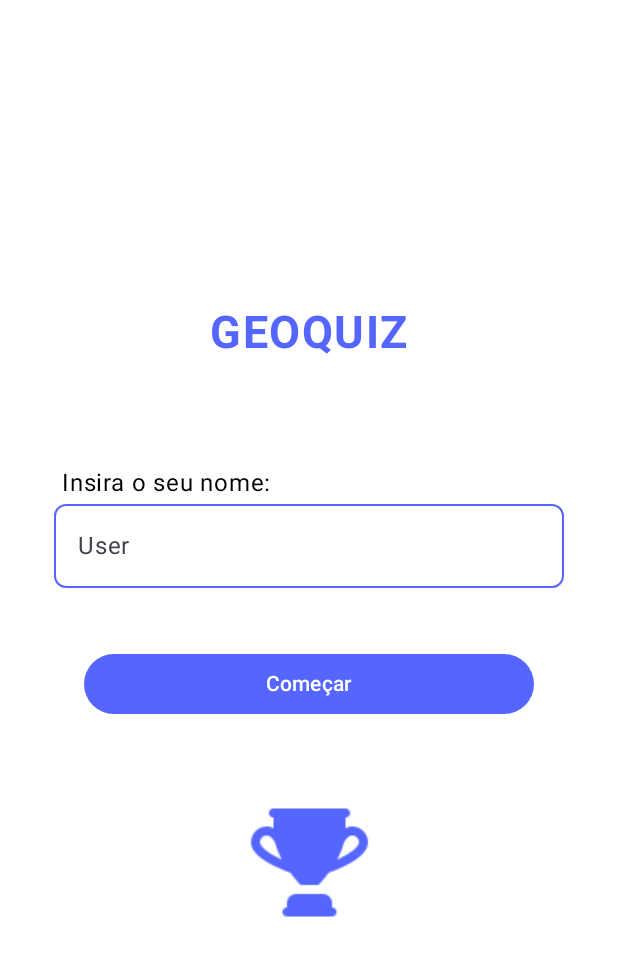
After one commit to julia-tatim/Geoquiz, an Android app built with Jetpack Compose: the Menu screen opened directly, with no data from a screen before it, on a phone screen of 412 x 824 dp. The commit adds this screen. Shown: the top 956 px of the screen. Run offline under Robolectric (Android 15) with nearby library versions, the phone set to English and light mode, and no system bars.

Commit message:
Layout Menu

```diff
--- a/app/src/main/AndroidManifest.xml
+++ b/app/src/main/AndroidManifest.xml
@@ -12,6 +12,11 @@
         android:supportsRtl="true"
         android:theme="@style/Theme.Quiz"
         tools:targetApi="31">
+        <activity
+            android:name=".Menu"
+            android:exported="false"
+            android:label="@string/title_activity_menu"
+            android:theme="@style/Theme.Quiz" />
         <activity
             android:name=".Ranking"
             android:exported="false"
--- /dev/null
+++ b/app/src/main/java/com/example/quiz/Menu.kt
@@ -0,0 +1,129 @@
+package com.example.quiz
+
+import android.os.Bundle
+import androidx.activity.ComponentActivity
+import androidx.activity.compose.setContent
+import androidx.activity.enableEdgeToEdge
+import androidx.compose.foundation.BorderStroke
+import androidx.compose.foundation.Image
+import androidx.compose.foundation.background
+import androidx.compose.foundation.border
+import androidx.compose.foundation.layout.Arrangement
+import androidx.compose.foundation.layout.Box
+import androidx.compose.foundation.layout.Column
+import androidx.compose.foundation.layout.fillMaxSize
+import androidx.compose.foundation.layout.fillMaxWidth
+import androidx.compose.foundation.layout.padding
+import androidx.compose.foundation.shape.RoundedCornerShape
+import androidx.compose.material3.Button
+import androidx.compose.material3.ButtonDefaults
+import androidx.compose.material3.ExperimentalMaterial3Api
+import androidx.compose.material3.Scaffold
+import androidx.compose.material3.Text
+import androidx.compose.material3.TextField
+import androidx.compose.material3.TextFieldDefaults
+import androidx.compose.runtime.Composable
+import androidx.compose.runtime.getValue
+import androidx.compose.runtime.mutableStateOf
+import androidx.compose.runtime.remember
+import androidx.compose.ui.Alignment
+import androidx.compose.ui.Modifier
+import androidx.compose.ui.graphics.Color
+import androidx.compose.ui.text.font.FontWeight
+import androidx.compose.ui.tooling.preview.Preview
+import androidx.compose.ui.unit.dp
+import androidx.compose.ui.unit.sp
+import com.example.quiz.ui.theme.QuizTheme
+import androidx.compose.runtime.*
+import androidx.compose.ui.layout.ContentScale
+import androidx.compose.ui.res.painterResource
+
+class Menu : ComponentActivity() {
+    override fun onCreate(savedInstanceState: Bundle?) {
+        super.onCreate(savedInstanceState)
+        enableEdgeToEdge()
+        setContent {
+            QuizTheme {
+                TelaMenu()
+            }
+        }
+    }
+}
+
+@OptIn(ExperimentalMaterial3Api::class)
+@Composable
+fun TelaMenu(){
+    var user by remember { mutableStateOf("") }
+    Column(
+        modifier = Modifier
+            .fillMaxSize()
+            .background(Color.White)
+            .padding(horizontal = 16.dp),
+        horizontalAlignment = Alignment.CenterHorizontally,
+        verticalArrangement = Arrangement.Center
+    ) {
+        Text(
+            text = "GEOQUIZ",
+            color = Color(0xFF5566FF),
+            fontWeight = FontWeight.Bold,
+            fontSize = 30.sp,
+            letterSpacing = 1.sp,
+            modifier = Modifier
+                .padding(bottom = 50.dp)
+        )
+        Column (modifier = Modifier
+            .background(Color.White)
+            .padding(20.dp)){
+            Text(
+                text = "Insira o seu nome:",
+                modifier = Modifier
+                    .padding(start = 5.dp, bottom = 2.dp)
+            )
+            TextField(
+                value = user,
+                onValueChange = { newText -> user = newText },
+                placeholder = { Text("User") },
+                modifier = Modifier
+                    .fillMaxWidth()
+                    .border(
+                        BorderStroke(1.dp, Color(0xFF5566FF)),
+                        shape = RoundedCornerShape(8.dp)
+                    ),
+                colors = TextFieldDefaults.textFieldColors(
+                    containerColor = Color.White, // Use containerColor para definir a cor de fundo
+                    focusedIndicatorColor = Color.Transparent, // Remove o indicador padrão
+                    unfocusedIndicatorColor = Color.Transparent, // Remove o indicador padrão
+                    cursorColor = Color(0xFF5566FF)
+                )
+            )
+        }
+        Button(
+            onClick = {},
+            modifier = Modifier
+                .padding(top = 20.dp, start = 40.dp, end = 40.dp)
+                .fillMaxWidth(),
+            colors = ButtonDefaults.buttonColors(
+                containerColor = Color(0xFF5566FF),
+                contentColor = Color.White
+            )) {
+            Text(
+                text = "Começar"
+            )
+        }
+        Image(
+            painter = painterResource(id = R.drawable.trophy),
+            contentDescription = "Icon",
+            contentScale = ContentScale.FillWidth,
+            modifier = Modifier
+                .padding(top = 50.dp)
+        )
+    }
+}
+
+@Preview(showBackground = true)
+@Composable
+fun TelaMenuPreview() {
+    QuizTheme {
+        TelaMenu()
+    }
+}
--- a/app/src/main/res/values/strings.xml
+++ b/app/src/main/res/values/strings.xml
@@ -1,4 +1,5 @@
 <resources>
     <string name="app_name">Quiz</string>
     <string name="title_activity_ranking">Ranking</string>
+    <string name="title_activity_menu">Menu</string>
 </resources>
```
Also changed, not shown: app/src/main/res/drawable/trophy.png (added).
